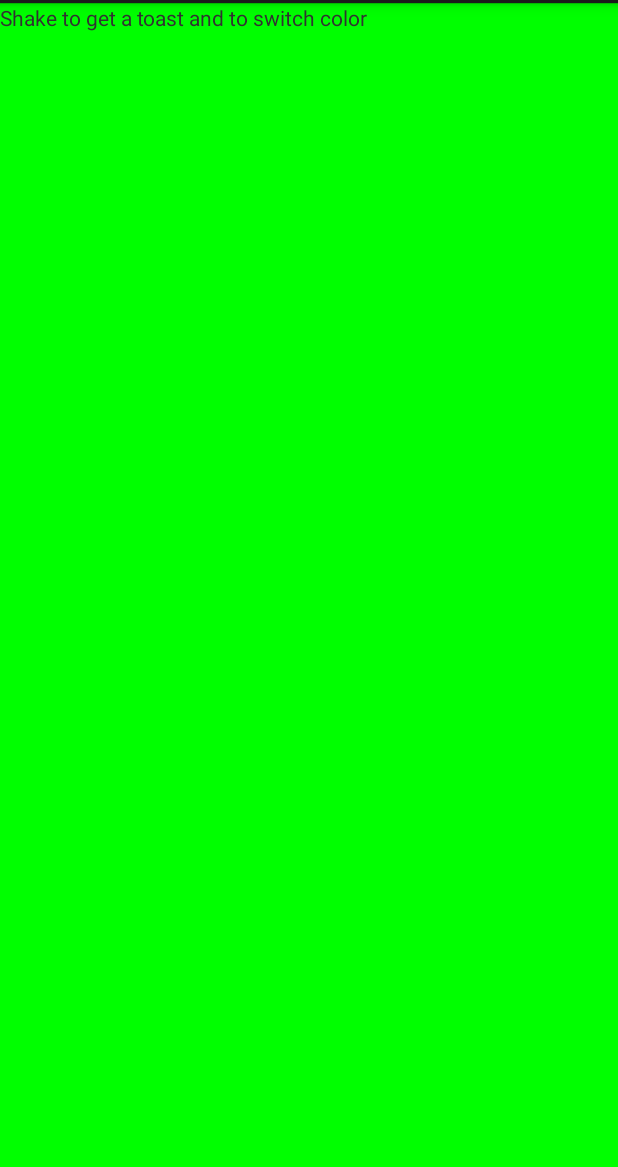
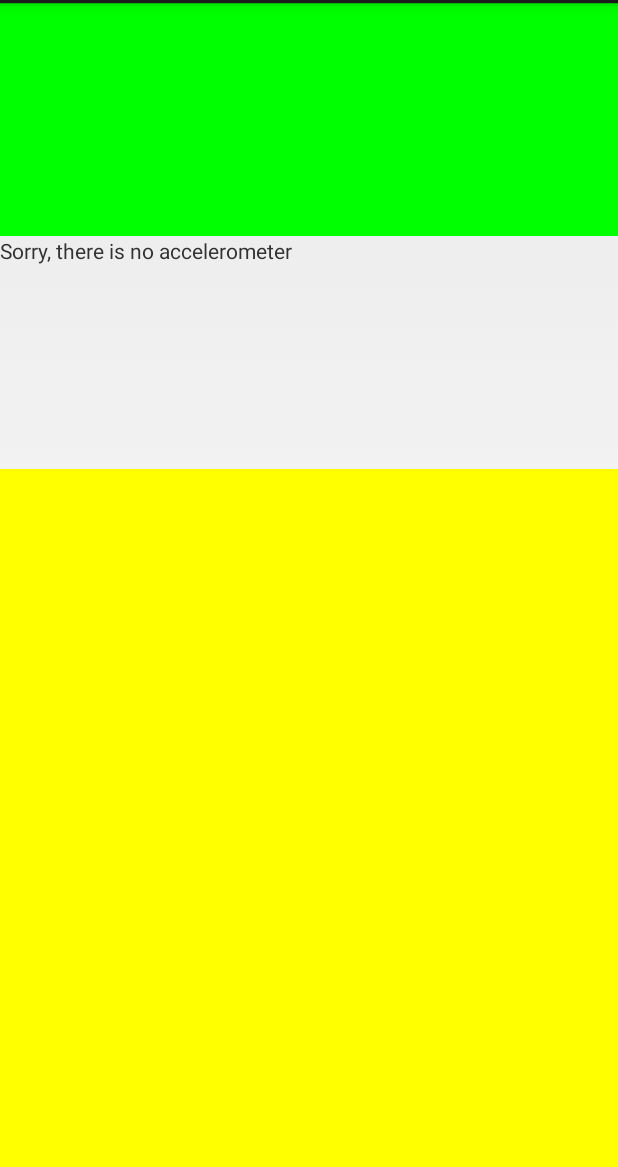
Before and after one commit to NetworkPlatforms1718UdL/Activity1, an Android app: the screen it shows after launch (TestAccelerometreActivity), on a phone screen of 412 x 824 dp, the part 69-1236 px from its top. Run offline under Robolectric (Android 15) with nearby library versions, the phone set to English and light mode, and no system bars.

Commit message:
Part A OK. Part B --> Some errors.

```diff
--- a/app/src/main/AndroidManifest.xml
+++ b/app/src/main/AndroidManifest.xml
@@ -7,6 +7,8 @@
     <uses-sdk
         android:minSdkVersion="4"
         android:targetSdkVersion="17" />
+
+    <uses-feature android:name="android.hardware.sensor.accelerometer" android:required="false" />
 
     <application
         android:allowBackup="true"
@@ -18,7 +20,6 @@
             android:label="@string/app_name" >
             <intent-filter>
                 <action android:name="android.intent.action.MAIN" />
-
                 <category android:name="android.intent.category.LAUNCHER" />
             </intent-filter>
         </activity>
--- a/app/src/main/java/jaumeg3/activity1/TestAccelerometreActivity.java
+++ b/app/src/main/java/jaumeg3/activity1/TestAccelerometreActivity.java
@@ -8,17 +8,24 @@ import android.hardware.SensorEventListener;
 import android.hardware.SensorManager;
 import android.os.Bundle;
 
+import android.util.Log;
 import android.widget.TextView;
 import android.widget.Toast;
 
 public class TestAccelerometreActivity extends Activity implements SensorEventListener {
-  private SensorManager sensorManager;
+    private SensorManager accelerometerSensorManager;
+    private Sensor accelerometerSensor;
+    private SensorManager lightSensorManager;
+    private Sensor lightSensor;
     private boolean color = false;
-  private TextView view;
+    private TextView view1, view2, view3;
     private long lastUpdate;
+    private float maxRang, downLevel, upLevel, lastLightValue;
 
 
-/** Called when the activity is first created. */
+    /**
+     * Called when the activity is first created.
+     */
 
     @Override
     public void onCreate(Bundle savedInstanceState) {
@@ -26,23 +33,69 @@ public class TestAccelerometreActivity extends Activity implements SensorEventLi
 
         super.onCreate(savedInstanceState);
         setContentView(R.layout.main);
-    view = findViewById(R.id.textView);
-    view.setBackgroundColor(Color.GREEN);
+        view1 = findViewById(R.id.textView1);
+        view2 = findViewById(R.id.textView2);
+        view3 = findViewById(R.id.textView3);
 
-    sensorManager = (SensorManager) getSystemService(SENSOR_SERVICE);
-    if (sensorManager.getDefaultSensor(Sensor.TYPE_ACCELEROMETER) != null) {
-      sensorManager.registerListener(this,
-              sensorManager.getDefaultSensor(Sensor.TYPE_ACCELEROMETER),
+        view1.setBackgroundColor(Color.GREEN);
+        view3.setBackgroundColor(Color.YELLOW);
+
+        accelerometerSensorManager = (SensorManager) getSystemService(SENSOR_SERVICE);
+        if (accelerometerSensorManager.getDefaultSensor(Sensor.TYPE_ACCELEROMETER) != null) {
+            accelerometerSensor =
+                    accelerometerSensorManager.getDefaultSensor(Sensor.TYPE_ACCELEROMETER);
+            accelerometerSensorManager.registerListener(this, accelerometerSensor,
                     SensorManager.SENSOR_DELAY_NORMAL);
             // register this class as a listener for the accelerometer sensor
+
+            String capabilities =
+                    "Resolution: " + accelerometerSensor.getResolution() + "\n" +
+                    "Power: " + accelerometerSensor.getPower() + "\n" +
+                    "Maximum Range: " + accelerometerSensor.getMaximumRange();
+            view2.setText(String.format("%s\n%s", getString(R.string.shake), capabilities));
+        } else {
+            view2.setText(R.string.accelerometerNotFound);
         }
         lastUpdate = System.currentTimeMillis();
 
+        lightSensorManager = (SensorManager) getSystemService(SENSOR_SERVICE);
+        if (lightSensorManager.getDefaultSensor(Sensor.TYPE_LIGHT) != null) {
+            lightSensor = lightSensorManager.getDefaultSensor(Sensor.TYPE_LIGHT);
+            lightSensorManager.registerListener(this, lightSensor,
+                    SensorManager.SENSOR_DELAY_NORMAL);
+                    maxRang = lightSensor.getMaximumRange();
+                    downLevel = maxRang / 3 ;
+                    upLevel = 2 * (maxRang / 3);
+        } else {
+            Toast.makeText(this, "Light Sensor not found", Toast.LENGTH_SHORT).show();
+        }
     }
 
     @Override
     public void onSensorChanged(SensorEvent event) {
-          getAccelerometer(event);
+        manageSensors(event);
+    }
+
+    private void manageSensors(SensorEvent event) {
+        if (event.sensor == accelerometerSensor) getAccelerometer(event);
+        else if (event.sensor == lightSensor) getLight(event);
+    }
+
+    private void getLight(SensorEvent event) {
+        float values[] = event.values;
+        float x = values[0];
+        long actualTime = System.currentTimeMillis();
+        if (actualTime - lastUpdate < 200 && x != lastLightValue) {
+            lastUpdate = actualTime;
+            lastLightValue = x;
+            if (x <= downLevel) {
+                Toast.makeText(this, "LOW Intensity", Toast.LENGTH_SHORT).show();
+            } else if (x >= upLevel) {
+                Toast.makeText(this, "HIGH Intensity", Toast.LENGTH_SHORT).show();
+            } else {
+                Toast.makeText(this, "MEDIUM Intensity", Toast.LENGTH_SHORT).show();
+            }
+        }
     }
 
     private void getAccelerometer(SensorEvent event) {
@@ -55,8 +108,7 @@ public class TestAccelerometreActivity extends Activity implements SensorEventLi
         float accelationSquareRoot = (x * x + y * y + z * z)
                 / (SensorManager.GRAVITY_EARTH * SensorManager.GRAVITY_EARTH);
         long actualTime = System.currentTimeMillis();
-    if (accelationSquareRoot >= 2)
-    {
+        if (accelationSquareRoot >= 2) {
             if (actualTime - lastUpdate < 200) {
                 return;
             }
@@ -64,10 +116,10 @@ public class TestAccelerometreActivity extends Activity implements SensorEventLi
 
             Toast.makeText(this, R.string.shuffed, Toast.LENGTH_SHORT).show();
             if (color) {
-        view.setBackgroundColor(Color.GREEN);
+                view1.setBackgroundColor(Color.GREEN);
 
             } else {
-        view.setBackgroundColor(Color.RED);
+                view1.setBackgroundColor(Color.RED);
             }
             color = !color;
         }
@@ -82,6 +134,7 @@ public class TestAccelerometreActivity extends Activity implements SensorEventLi
     protected void onPause() {
         // unregister listener
         super.onPause();
-    sensorManager.unregisterListener(this);
+        accelerometerSensorManager.unregisterListener(this);
+        lightSensorManager.unregisterListener(this);
     }
 }
--- a/app/src/main/res/layout/main.xml
+++ b/app/src/main/res/layout/main.xml
@@ -5,9 +5,21 @@
     android:orientation="vertical" >
 
     <TextView
-        android:id="@+id/textView"
+        android:id="@+id/textView1"
         android:layout_width="match_parent"
         android:layout_height="match_parent"
-        android:text="@string/shake" />
+        android:layout_weight="2"/>
+
+    <TextView
+        android:id="@+id/textView2"
+        android:layout_width="match_parent"
+        android:layout_height="match_parent"
+        android:layout_weight="2"/>
+
+    <TextView
+        android:id="@+id/textView3"
+        android:layout_width="match_parent"
+        android:layout_height="match_parent"
+        android:layout_weight="1"/>
 
 </LinearLayout>
--- a/app/src/main/res/values/strings.xml
+++ b/app/src/main/res/values/strings.xml
@@ -6,6 +6,7 @@
     <string name="hello_world">Hello world!</string>
     <string name="shake">Shake to get a toast and to switch color</string>
     <string name="shuffed">Device was shuffed</string>
+    <string name="accelerometerNotFound">Sorry, there is no accelerometer</string>
     ""
 
 </resources>
```
Lines whose indentation alone changed are shown as unchanged.
